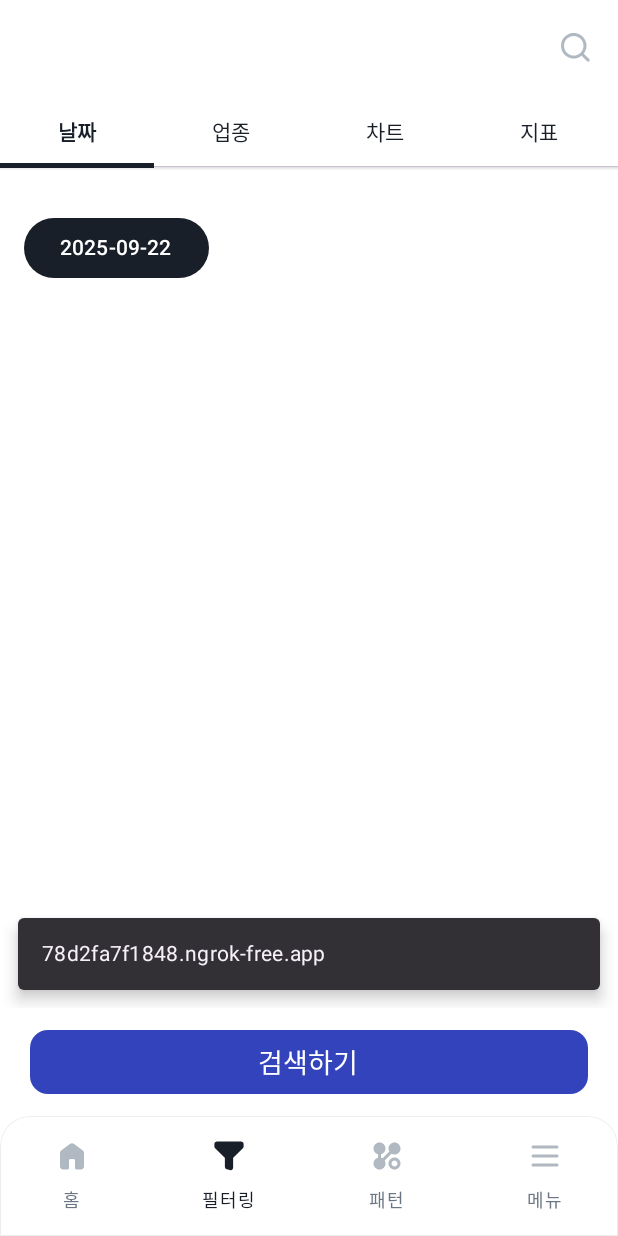
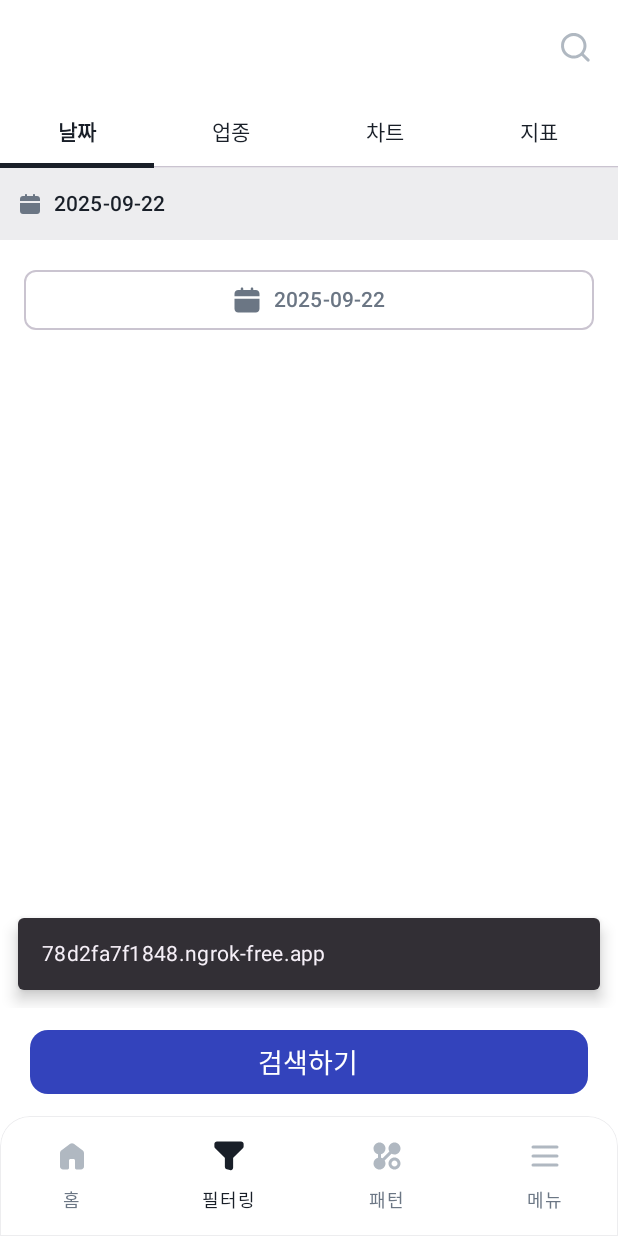
Before and after one commit to SM-QuanTest/QuanTest-FE, an Android app built with Jetpack Compose: the FilterScreen screen opened through its navigation route, on a phone screen of 412 x 824 dp. Run offline under Robolectric (Android 15) with nearby library versions, the phone set to English and light mode, and no system bars; network calls fail; pictures from the network do not load; 1 statement that could not run was skipped.

Commit message:
feat: 선택 칩 바에 날짜 적용

```diff
--- a/app/src/main/java/com/example/quantest/ui/filter/DateFilterTab.kt
+++ b/app/src/main/java/com/example/quantest/ui/filter/DateFilterTab.kt
@@ -6,14 +6,18 @@ import androidx.compose.material3.*
 import androidx.compose.runtime.*
 import androidx.compose.ui.Modifier
 import androidx.compose.foundation.layout.*
+import androidx.compose.foundation.shape.RoundedCornerShape
+import androidx.compose.foundation.verticalScroll
 import androidx.compose.ui.Alignment
+import androidx.compose.ui.res.painterResource
 import androidx.compose.ui.unit.dp
+import com.example.quantest.R
 import java.text.SimpleDateFormat
 import java.util.*
 
 @Composable
 fun DateFilterTab(
-    onDateSelected: (Long) -> Unit = {} // 선택된 날짜(epoch millis, 00:00가 아님에 유의)
+    onDateSelected: (Long) -> Unit = {}
 ) {
     var showPicker by remember { mutableStateOf(false) }
 
@@ -21,7 +25,7 @@ fun DateFilterTab(
     val today = remember { System.currentTimeMillis() }
     val dateState = rememberDatePickerState(initialSelectedDateMillis = today)
 
-    // 선택 표시 텍스트 (java.time 없이 포맷)
+    // 선택 표시 텍스트
     val sdf = remember { SimpleDateFormat("yyyy-MM-dd", Locale.KOREA) }
     val selectedText = remember(dateState.selectedDateMillis) {
         dateState.selectedDateMillis?.let { sdf.format(Date(it)) } ?: "날짜 선택"
@@ -30,14 +34,29 @@ fun DateFilterTab(
     Column(
         modifier = Modifier
             .fillMaxWidth()
-            .padding(16.dp),
-        horizontalAlignment = Alignment.Start
+            .padding(16.dp)
     ) {
-        Spacer(Modifier.height(12.dp))
 
-        // 선택 버튼(혹은 TextField 등 원하는 컴포넌트로 바꿔도 됨)
-        Button(onClick = { showPicker = true }) {
-            Text(selectedText)
+        // 선택 버튼
+        Box(
+            modifier = Modifier
+                .fillMaxWidth(),
+            contentAlignment = Alignment.Center
+        ) {
+            OutlinedButton(
+                onClick = { showPicker = true },
+                shape = RoundedCornerShape(8.dp),
+                modifier = Modifier.fillMaxWidth()
+            ) {
+                Icon(
+                    painter = painterResource(id = R.drawable.ic_calendar),
+                    contentDescription = "date",
+                    tint = MaterialTheme.colorScheme.onSurfaceVariant,
+                    modifier = Modifier.size(20.dp)
+                )
+                Spacer(Modifier.width(8.dp))
+                Text(selectedText)
+            }
         }
     }
 
@@ -59,7 +78,7 @@ fun DateFilterTab(
         ) {
             DatePicker(
                 state = dateState,
-                // 연/월 빠른 이동 토글 제공 (달력 <-> 연도 목록)
+                // 연/월 빠른 이동 토글
                 showModeToggle = true
             )
         }
--- a/app/src/main/java/com/example/quantest/ui/filter/FilterScreen.kt
+++ b/app/src/main/java/com/example/quantest/ui/filter/FilterScreen.kt
@@ -68,7 +68,6 @@ fun FilterScreen(
     indicatorResultFlow: StateFlow<Indicator?>? = null
 ) {
     var selectedTab by rememberSaveable { mutableStateOf(FilterTab.DATE) }
-
     var dateYmd by rememberSaveable { mutableStateOf(todayYmd()) }
 
     // 최초 업종 로드 (한 번만)
@@ -129,7 +128,10 @@ fun FilterScreen(
             )
 
             // 선택 칩
-            SelectedChipsBar(viewModel = viewModel)
+            SelectedChipsBar(
+                viewModel = viewModel,
+                dateYmd = dateYmd
+            )
 
             // 탭별 화면
             when (selectedTab) {
@@ -151,21 +153,20 @@ fun FilterScreen(
 }
 
 @Composable
-private fun SelectedChipsBar(viewModel: FilterViewModel) {
+private fun SelectedChipsBar(
+    viewModel: FilterViewModel,
+    dateYmd: String
+) {
     val sectors by viewModel.sectors.collectAsState()
     val selectedIds by viewModel.selectedIds.collectAsState()
     val chartSelections by viewModel.chartSelections.collectAsState()
     val indicatorSelections by viewModel.indicatorSelections.collectAsState()
     val compareSelections by viewModel.compareSelections.collectAsState()
 
-    if (selectedIds.isEmpty() &&
-        chartSelections.isEmpty() &&
-        indicatorSelections.isEmpty() &&
-        compareSelections.isEmpty()
-    ) {
-        HorizontalDivider(thickness = 1.dp, color = MaterialTheme.colorScheme.surfaceVariant)
-        return
-    }
+    val hasAnyChip = selectedIds.isNotEmpty() ||
+            chartSelections.isNotEmpty() ||
+            indicatorSelections.isNotEmpty() ||
+            compareSelections.isNotEmpty()
 
     val selectedList = remember(selectedIds, sectors) {
         selectedIds.mapNotNull { id -> sectors.find { it.sectorId == id } }
@@ -175,9 +176,34 @@ private fun SelectedChipsBar(viewModel: FilterViewModel) {
         LazyRow(
             modifier = Modifier
                 .fillMaxWidth()
-                .padding(horizontal = 12.dp, vertical = 8.dp),
-            horizontalArrangement = Arrangement.spacedBy(8.dp)
+                .padding(horizontal = 4.dp, vertical = 0.dp),
+            horizontalArrangement = Arrangement.spacedBy(0.dp)
         ) {
+            // 날짜 칩
+            item(key = "chip_date") {
+                AssistChip(
+                    onClick = { /* no-op */ },
+                    label = {
+                        Text(
+                            dateYmd,
+                            maxLines = 1,
+                            overflow = TextOverflow.Ellipsis
+                        )
+                    },
+                    leadingIcon = {
+                        Icon(
+                            painter = painterResource(id = R.drawable.ic_calendar),
+                            contentDescription = "date",
+                            tint = MaterialTheme.colorScheme.onSurfaceVariant,
+                            modifier = Modifier.size(16.dp)
+                        )
+                    },
+                    border = BorderStroke(0.dp, Color.Transparent)
+                )
+            }
+
+            if (!hasAnyChip) return@LazyRow
+
             // 업종 칩
             items(selectedList, key = { it.sectorId }) { sector ->
                 AssistChip(
--- /dev/null
+++ b/app/src/main/res/drawable/ic_calendar.xml
@@ -0,0 +1,9 @@
+<vector xmlns:android="http://schemas.android.com/apk/res/android"
+    android:width="24dp"
+    android:height="24dp"
+    android:viewportWidth="24"
+    android:viewportHeight="24">
+  <path
+      android:pathData="M2,19C2,20.7 3.3,22 5,22H19C20.7,22 22,20.7 22,19V11H2V19ZM19,4H17V3C17,2.4 16.6,2 16,2C15.4,2 15,2.4 15,3V4H9V3C9,2.4 8.6,2 8,2C7.4,2 7,2.4 7,3V4H5C3.3,4 2,5.3 2,7V9H22V7C22,5.3 20.7,4 19,4Z"
+      android:fillColor="#000000"/>
+</vector>
```
